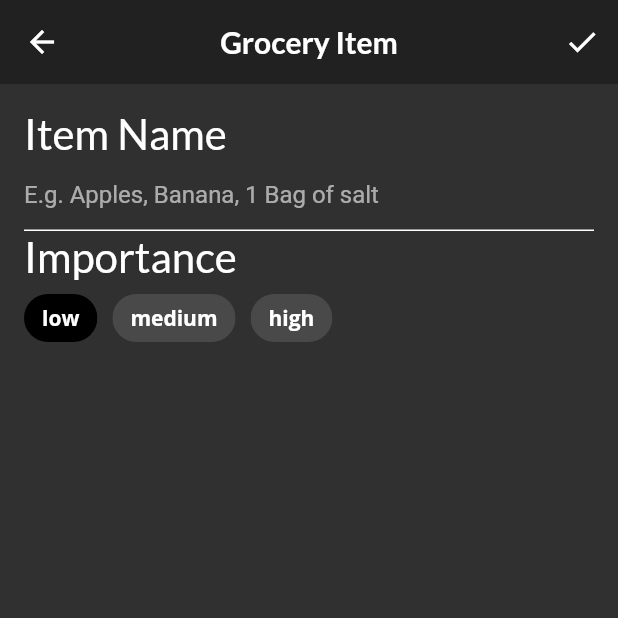
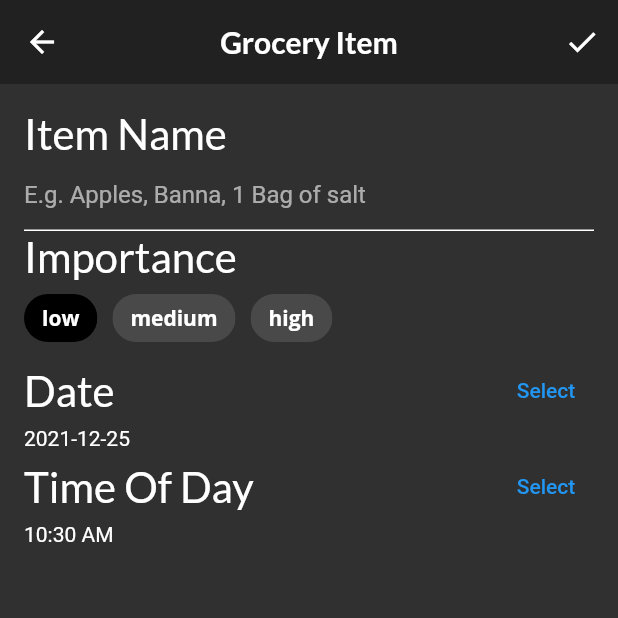
Before and after one commit to jognagram/fooderApp, a Flutter app: the screen it shows after launch, item 3 of the bottom bar chosen, after a tap on the "add" icon, on a phone screen of 412 x 824 dp, the top half of it. Run offline on Flutter 3.47's test engine with Material 2 defaults, Android fonts, the phone set to English and light mode, and no system bars; our stand-ins replace google_fonts.

Commit message:
Saturday Commit

```diff
--- a/lib/home.dart
+++ b/lib/home.dart
@@ -40,6 +40,7 @@ class _HomeState extends State<Home> {
             'Fooderlich',
             style: Theme.of(context).textTheme.headline6,
           ),
+          centerTitle: true,
         ),
         body: pages[tabManager.selectedTab],
         bottomNavigationBar: BottomNavigationBar(
--- a/lib/models/grocery_manager.dart
+++ b/lib/models/grocery_manager.dart
@@ -2,27 +2,28 @@ import 'package:flutter/material.dart';
 import 'grocery_item.dart';
 
 class GroceryManager extends ChangeNotifier {
-  final _groceryItems = <GroceryItem>[];
-  List<GroceryItem> get groceryItems => List.unmodifiable(_groceryItems);
+  final _grocery_items = <GroceryItem>[];
+
+  List<GroceryItem> get groceryItems => List.unmodifiable(_grocery_items);
 
   void deleteItem(int index) {
-    _groceryItems.removeAt(index);
+    _grocery_items.removeAt(index);
     notifyListeners();
   }
 
   void addItem(GroceryItem item) {
-    _groceryItems.add(item);
+    _grocery_items.add(item);
     notifyListeners();
   }
 
   void updateItem(GroceryItem item, int index) {
-    _groceryItems[index] = item;
+    _grocery_items[index] = item;
     notifyListeners();
   }
 
   void completeItem(int index, bool change) {
-    final item = _groceryItems[index];
-    _groceryItems[index] = item.copyWith(isComplete: change);
+    final item = _grocery_items[index];
+    _grocery_items[index] = item.copyWith(isComplete: change);
     notifyListeners();
   }
 }
--- a/lib/screens/grocery_item_screen.dart
+++ b/lib/screens/grocery_item_screen.dart
@@ -1,22 +1,21 @@
 import 'package:flutter/material.dart';
 import 'package:fooder_app/models/models.dart';
 import 'package:google_fonts/google_fonts.dart';
+import 'package:intl/intl.dart';
+import 'package:provider/provider.dart';
+
 
 class GroceryItemScreen extends StatefulWidget {
-
   final Function(GroceryItem) onCreate;
   final Function(GroceryItem) onUpdate;
   final GroceryItem? originalItem;
   final bool isUpdating;
-
   const GroceryItemScreen({
     Key? key,
     required this.onCreate,
     required this.onUpdate,
     this.originalItem,
-
   }) : isUpdating = (originalItem != null), super(key: key);
-
 
   @override
   _GroceryItemScreenState createState() => _GroceryItemScreenState();
@@ -32,6 +31,7 @@ class _GroceryItemScreenState extends State<GroceryItemScreen> {
   int _currentSliderValue = 0;
 
   @override
+
   void initState() {
     super.initState();
 
@@ -40,7 +40,6 @@ class _GroceryItemScreenState extends State<GroceryItemScreen> {
       _nameController.text = originalItem.name;
       _name = originalItem.name;
       _currentSliderValue = originalItem.quantity;
-      _importance = originalItem.importance;
       _currentColor = originalItem.color;
       final date = originalItem.date;
       _timeOfDay = TimeOfDay(hour: date.hour, minute: date.minute);
@@ -63,23 +62,23 @@ class _GroceryItemScreenState extends State<GroceryItemScreen> {
     return Scaffold(
       appBar: AppBar(
         actions: [
-         IconButton(onPressed: () {}, icon: const Icon(Icons.check)),
+          IconButton(
+            icon: const Icon(Icons.check),
+            onPressed: () {},
+          )
         ],
         elevation: 0.0,
-
-       title: Text(
-         'Grocery Item',
-         style: GoogleFonts.lato(fontWeight: FontWeight.w600),
-       ),
+        title: Text('Grocery Item', style: GoogleFonts.lato(fontWeight: FontWeight.w600),),
         centerTitle: true,
       ),
-
       body: Container(
         padding: const EdgeInsets.all(16.0),
         child: ListView(
           children: [
             buildNameField(),
             buildImportanceField(),
+            buildDateField(context),
+            buildTimeField(context),
           ],
         ),
       ),
@@ -99,7 +98,7 @@ class _GroceryItemScreenState extends State<GroceryItemScreen> {
           controller: _nameController,
           cursorColor: _currentColor,
           decoration: InputDecoration(
-            hintText: 'E.g. Apples, Banana, 1 Bag of salt',
+            hintText: 'E.g. Apples, Banna, 1 Bag of salt',
             enabledBorder: const UnderlineInputBorder(
               borderSide: BorderSide(color: Colors.white),
             ),
@@ -107,7 +106,7 @@ class _GroceryItemScreenState extends State<GroceryItemScreen> {
               borderSide: BorderSide(color: _currentColor),
             ),
             border: UnderlineInputBorder(
-              borderSide: BorderSide(color: _currentColor)
+              borderSide: BorderSide(color: _currentColor),
             )
           ),
         )
@@ -123,51 +122,107 @@ class _GroceryItemScreenState extends State<GroceryItemScreen> {
           'Importance',
           style: GoogleFonts.lato(fontSize: 28.0),
         ),
-
         Wrap(
           spacing: 10.0,
           children: [
             ChoiceChip(
               selectedColor: Colors.black,
               selected: _importance == Importance.low,
-              label: const Text(
-                'low',
-                style: TextStyle(color: Colors.white),
-              ),
+              label: const Text('low', style: TextStyle(color: Colors.white),),
               onSelected: (selected) {
                 setState(() => _importance = Importance.low);
               },
-
             ),
 
             ChoiceChip(
               selectedColor: Colors.black,
               selected: _importance == Importance.medium,
-              label: const Text(
-                'medium',
-                style: TextStyle(color: Colors.white),
-              ),
+              label: const Text('medium', style: TextStyle(color: Colors.white),),
               onSelected: (selected) {
                 setState(() => _importance = Importance.medium);
               },
-
             ),
 
             ChoiceChip(
               selectedColor: Colors.black,
               selected: _importance == Importance.high,
-              label: const Text(
-                'high',
-                style: TextStyle(color: Colors.white),
-              ),
+              label: const Text('high', style: TextStyle(color: Colors.white),),
               onSelected: (selected) {
                 setState(() => _importance = Importance.high);
               },
-
-            )
+            ),
           ],
         )
       ],
     );
   }
+
+  Widget buildDateField(BuildContext context) {
+    return Column(
+      crossAxisAlignment: CrossAxisAlignment.start,
+      children: [
+        Row(
+          mainAxisAlignment: MainAxisAlignment.spaceBetween,
+          children: [
+            Text(
+              'Date',
+              style: GoogleFonts.lato(fontSize: 28.0),
+            ),
+
+            TextButton(
+              child: const Text('Select'),
+              onPressed: () async {
+                final currentDate = DateTime.now();
+                final selectedDate = await showDatePicker(
+                  context: context,
+                  initialDate: currentDate,
+                  firstDate: currentDate,
+                  lastDate: DateTime(currentDate.year + 5),
+                );
+
+                setState(() {
+                  if (selectedDate != null) {
+                    _dueDate = selectedDate;
                   }
+                });
+              },
+            )
+          ],
+        ),
+        Text('${DateFormat('yyyy-MM-dd').format(_dueDate)}'),
+      ],
+    );
+  }
+
+  Widget buildTimeField(BuildContext context) {
+    return Column(
+      crossAxisAlignment: CrossAxisAlignment.start,
+      children: [
+        Row(
+          mainAxisAlignment: MainAxisAlignment.spaceBetween,
+          children: [
+            Text(
+              'Time Of Day',
+              style: GoogleFonts.lato(fontSize: 28.0),
+            ),
+            TextButton(
+              child: const Text('Select'),
+              onPressed: () async {
+                final timeOfDay = await showTimePicker(
+                  initialTime: TimeOfDay.now(),
+                  context: context,
+                );
+                setState(() {
+                  if (timeOfDay != null) {
+                    _timeOfDay = timeOfDay;
+                  }
+                });
+              },
+            )
+          ],
+        ),
+        Text('${_timeOfDay.format(context)}')
+      ],
+    );
+  }
+}
```
Lines whose indentation alone changed are shown as unchanged.
